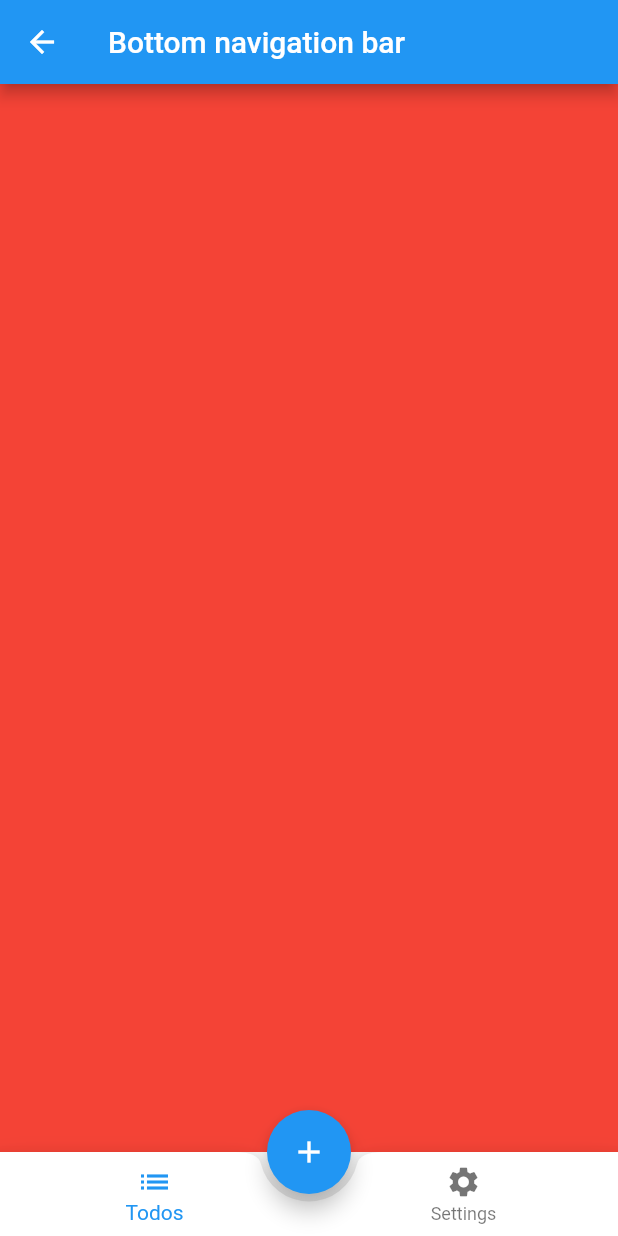
After one commit to fortinjoffrey/flutter_Widgets_Guide, a Flutter app: the BottomNavigationBarHome screen opened by its route, after a tap on the "add" icon, on a phone screen of 412 x 824 dp. The commit adds this screen. Run offline on Flutter 3.47's test engine with Material 2 defaults, Android fonts, the phone set to English and light mode, and no system bars; our stand-ins replace flutter_slidable.

Commit message:
Implement BottomNavBar widget

```diff
--- a/lib/models/routes_name.dart
+++ b/lib/models/routes_name.dart
@@ -8,4 +8,5 @@ class RoutesName {
   static const String listviewFilterable = '/listviewFilterable';
   static const String listviewAnimated = '/listviewAnimated';
   static const String sliverlists = '/sliverlists';
+  static const String bottomNavigationBar = '/bottomNavigationBar';
 }
--- /dev/null
+++ b/lib/screens/bottom_navigation_bar_home.dart
@@ -0,0 +1,70 @@
+import 'package:flutter/material.dart';
+
+class BottomNavigationBarHome extends StatefulWidget {
+  BottomNavigationBarHome({Key key}) : super(key: key);
+
+  @override
+  _BottomNavigationBarHomeState createState() =>
+      _BottomNavigationBarHomeState();
+}
+
+class _BottomNavigationBarHomeState extends State<BottomNavigationBarHome> {
+  int _currentIndex = 0;
+  List<Widget> _children = [
+    PlaceholderWidget(color: Colors.red),
+    PlaceholderWidget(color: Colors.green),
+  ];
+
+  @override
+  Widget build(BuildContext context) {
+    return Scaffold(
+      appBar: AppBar(title: Text('Bottom navigation bar')),
+      bottomNavigationBar: BottomAppBar(
+        notchMargin: 5,
+        shape: CircularNotchedRectangle(),
+        color: Colors.white,
+        child: BottomNavigationBar(
+          currentIndex: _currentIndex,
+          onTap: _handleOnTap,
+          elevation: 0,
+          backgroundColor: Colors.transparent,
+          items: [
+            BottomNavigationBarItem(
+              icon: Icon(Icons.list),
+              title: Text("Todos"),
+            ),
+            BottomNavigationBarItem(
+              icon: Icon(Icons.settings),
+              title: Text("Settings"),
+            ),
+          ],
+        ),
+      ),
+      floatingActionButtonLocation: FloatingActionButtonLocation.centerDocked,
+      floatingActionButton: FloatingActionButton(
+        onPressed: () {},
+        child: Icon(Icons.add),
+      ),
+      body: _children[_currentIndex],
+    );
+  }
+
+  void _handleOnTap(int index) {
+    setState(() {
+      _currentIndex = index;
+    });
+  }
+}
+
+class PlaceholderWidget extends StatelessWidget {
+  const PlaceholderWidget({Key key, this.color}) : super(key: key);
+  final Color color;
+
+  @override
+  Widget build(BuildContext context) {
+    print('build called');
+    return Container(
+      color: color,
+    );
+  }
+}
--- a/lib/services/route_generator.dart
+++ b/lib/services/route_generator.dart
@@ -1,5 +1,6 @@
 import 'package:flutter/material.dart';
 import 'package:widgets_guide/models/routes_name.dart';
+import 'package:widgets_guide/screens/bottom_navigation_bar_home.dart';
 import 'package:widgets_guide/screens/home.dart';
 import 'package:widgets_guide/screens/listviews/listview_animated.dart';
 import 'package:widgets_guide/screens/listviews/listview_dismissible.dart';
@@ -35,6 +36,8 @@ class RouteGenerator {
         return MaterialPageRoute(builder: (_) => ListViewAnimated());
       case RoutesName.sliverlists:
         return MaterialPageRoute(builder: (_) => SliverListsHome());
+      case RoutesName.bottomNavigationBar:
+        return MaterialPageRoute(builder: (_) => BottomNavigationBarHome());
       default:
         return _errorRoute();
     }
--- a/lib/shared/constants.dart
+++ b/lib/shared/constants.dart
@@ -5,6 +5,7 @@ import 'package:widgets_guide/models/routes_name.dart';
 const List<Choice> mainChoices = [
   Choice('List Views', RoutesName.listviews),
   Choice('SliverList (coming next)', RoutesName.sliverlists),
+  Choice('Bottom Navigation Bar', RoutesName.bottomNavigationBar),
 ];
 
 const List<Choice> listviewChoices = [
```
Also changed, not shown: pubspec.lock, 1 other file.
